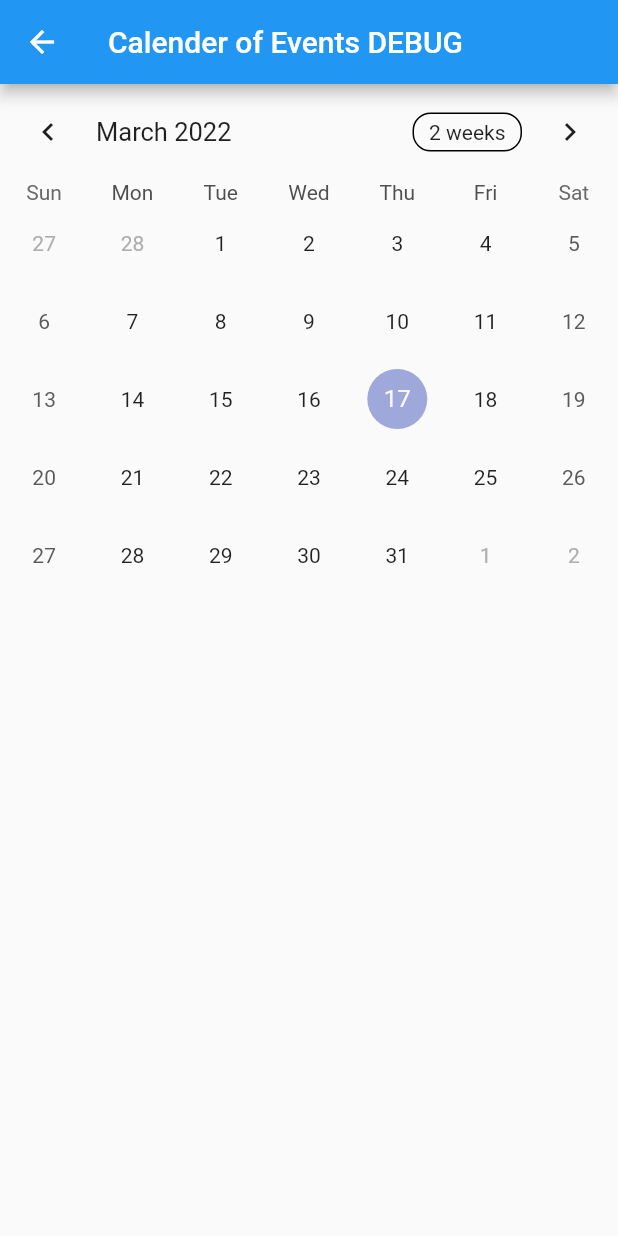
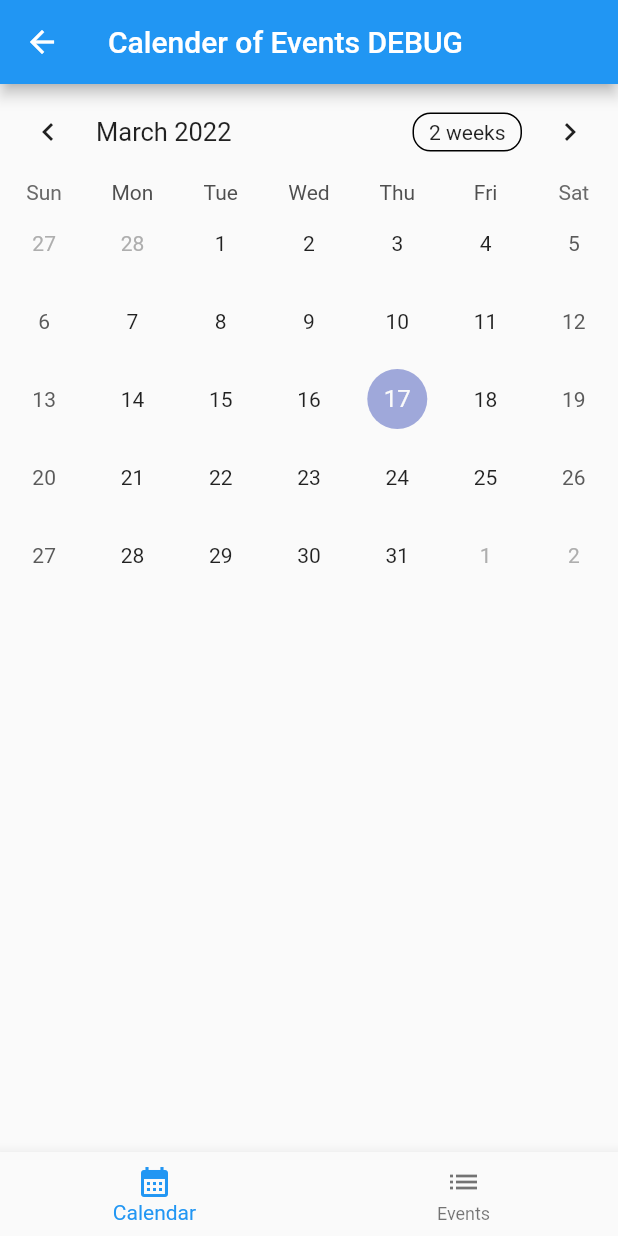
Before and after one commit to jainbot27/TrueMartialArtsApp, a Flutter app: the HomeScreen screen opened directly, on a phone screen of 412 x 824 dp. Run offline on Flutter 3.47's test engine with Material 2 defaults, Android fonts, the phone set to English and light mode, and no system bars; drawn by our look-alikes of table_calendar; our stand-ins replace cloud_firestore, firebase_auth, firebase_core, flutter_local_notifications; accounts and stored records are empty; network calls fail.

Commit message:
Added two tabs inernally

```diff
--- a/lib/admin.dart
+++ b/lib/admin.dart
@@ -10,7 +10,9 @@ class AdminScreen extends StatefulWidget {
 class AdminScreenState extends State<AdminScreen> {
   Widget build(BuildContext context) {
     return Scaffold(
-      appBar: AppBar(title: Text('Calender of Events')),
+      appBar: AppBar(
+        title: Text('Calender of Events')
+      ),
       body: TableCalendar(
         firstDay: DateTime.utc(2010, 1, 1),
         lastDay: DateTime.utc(2030, 12, 31),
--- /dev/null
+++ b/lib/calendar.dart
@@ -0,0 +1,34 @@
+import 'package:flutter/material.dart';
+import 'package:table_calendar/table_calendar.dart';
+
+class Calendar extends StatefulWidget {
+  CalendarState createState() => CalendarState();
+}
+
+class CalendarState extends State<Calendar> {
+  DateTime? _selectedDay;
+  DateTime _focusedDay = DateTime.now();
+  Widget build(BuildContext context) {
+    return Material(
+      child: ListView(
+        children: <Widget>[
+          TableCalendar(
+            firstDay: DateTime.utc(2010, 1, 1),
+            lastDay: DateTime.utc(2030, 12, 31),
+            focusedDay: DateTime.now(),
+            selectedDayPredicate: (day) {
+              return isSameDay(_selectedDay, day);
+            },
+            onDaySelected: (selectedDay, focusedDay) {
+              setState(() {
+                _selectedDay = selectedDay;
+                _focusedDay = focusedDay;
+
+              });
+            },
+          ),
+        ],
+      )
+    );
+  }
+}
--- a/lib/regUser.dart
+++ b/lib/regUser.dart
@@ -1,32 +1,52 @@
 import 'package:flutter/material.dart';
 import 'package:table_calendar/table_calendar.dart';
 import 'package:csia/main.dart';
+import 'package:csia/calendar.dart';
+import 'package:csia/events.dart';
 
 class HomeScreen extends StatefulWidget {
   @override
   HomeScreenState createState() => HomeScreenState();
 }
 class HomeScreenState extends State<HomeScreen> {
-  DateTime? _selectedDay;
-  DateTime _focusedDay = DateTime.now();
+  int _currentIndex = 0;
+  final List _children = [
+    Calendar(),
+    Event(),
+  ];
+  @override
   Widget build(BuildContext context) {
     return Scaffold(
-      appBar: AppBar(title: const Text('Calender of Events DEBUG')),
-      body: TableCalendar(
-        firstDay: DateTime.utc(2010, 1, 1),
-        lastDay: DateTime.utc(2030, 12, 31),
-        focusedDay: DateTime.now(),
-        selectedDayPredicate: (day) {
-          return isSameDay(_selectedDay, day);
-        },
-        onDaySelected: (selectedDay, focusedDay) {
-          setState(() {
-            _selectedDay = selectedDay;
-            _focusedDay = focusedDay;
-
-          });
-        },
-      )
+      appBar: AppBar(
+        leading: IconButton(
+          icon: Icon(Icons.arrow_back),
+          onPressed: () {
+            auth.signOut();
+            Navigator.of(context).pop();
+          },
+        ),
+        title: const Text('Calender of Events DEBUG')
+      ),
+      body: _children[_currentIndex],
+      bottomNavigationBar: BottomNavigationBar(
+        currentIndex: _currentIndex,
+        onTap: onTabTapped,
+        items: [
+          BottomNavigationBarItem(
+            icon: new Icon(Icons.calendar_month_sharp),
+            label: 'Calendar',
+          ),
+          BottomNavigationBarItem(
+            icon:  new Icon(Icons.list),
+            label: 'Events'
+          ),
+        ],
+      ),
     );
   }
+  void onTabTapped(int index) {
+    setState(() {
+      _currentIndex = index;
+    });
+  }
 }
```
Also changed, not shown: lib/createProfile.dart (+5 -5 lines), lib/events.dart (added, +13 -0 lines), lib/forgotPassword.dart (+4 -3 lines), lib/main.dart (+11 -11 lines), assets/icon.jpeg, 21 other files.
